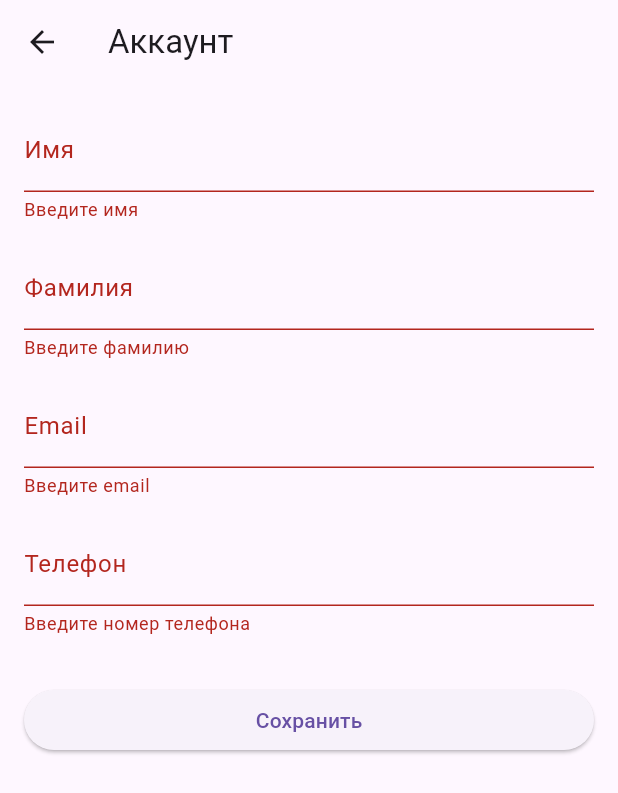
After one commit to dlc-01/dlc_study_Flutter, a Flutter app: the AccountPage screen opened directly, after a tap on "Сохранить", on a phone screen of 412 x 824 dp. The commit adds this screen. Shown: the top 793 px of the screen. Run offline on Flutter 3.47's test engine with Material 3 defaults, Android fonts, the phone set to English and light mode, and no system bars; our stand-ins replace email_validator, string_validator; network calls fail.

Commit message:
feat: add account

```diff
--- a/lib/models/crypto.dart
+++ b/lib/models/crypto.dart
@@ -7,7 +7,7 @@ class Crypto {
   final double marketCap;
   final double priceChange24h;
   bool isFavorite;
-  bool isInCart; // Новое поле
+  bool isInCart;
 
   Crypto({
     required this.id,
@@ -18,7 +18,7 @@ class Crypto {
     required this.marketCap,
     required this.priceChange24h,
     this.isFavorite = false,
-    this.isInCart = false, // Изначально не в корзине
+    this.isInCart = false,
   });
 
   factory Crypto.fromJson(Map<String, dynamic> json, String imageUrl) {
--- /dev/null
+++ b/lib/screens/account_page.dart
@@ -0,0 +1,92 @@
+import 'package:flutter/material.dart';
+import 'package:email_validator/email_validator.dart';
+import 'package:string_validator/string_validator.dart';
+
+class AccountPage extends StatefulWidget {
+  @override
+  State<AccountPage> createState() => _AccountPageState();
+}
+
+class _AccountPageState extends State<AccountPage> {
+  final _formKey = GlobalKey<FormState>();
+  final TextEditingController _firstNameController = TextEditingController();
+  final TextEditingController _lastNameController = TextEditingController();
+  final TextEditingController _emailController = TextEditingController();
+  final TextEditingController _phoneController = TextEditingController();
+
+  void _submitForm() {
+    if (_formKey.currentState!.validate()) {
+      ScaffoldMessenger.of(context).showSnackBar(
+        const SnackBar(content: Text('Данные успешно сохранены')),
+      );
+    }
+  }
+
+  String? _validateEmail(String? value) {
+    if (value == null || value.isEmpty) {
+      return 'Введите email';
+    } else if (!EmailValidator.validate(value)) {
+      return 'Введите корректный email';
+    }
+    return null;
+  }
+
+  String? _validatePhone(String? value) {
+    if (value == null || value.isEmpty) {
+      return 'Введите номер телефона';
+    } else if (!isNumeric(value.replaceAll(RegExp(r'\D'), '')) || value.length < 10) {
+      return 'Введите корректный номер телефона';
+    }
+    return null;
+  }
+
+  @override
+  Widget build(BuildContext context) {
+    return Scaffold(
+      appBar: AppBar(
+        title: const Text('Аккаунт'),
+      ),
+      body: Padding(
+        padding: const EdgeInsets.all(16.0),
+        child: Form(
+          key: _formKey,
+          child: ListView(
+            children: [
+              TextFormField(
+                controller: _firstNameController,
+                decoration: const InputDecoration(labelText: 'Имя'),
+                validator: (value) =>
+                value == null || value.isEmpty ? 'Введите имя' : null,
+              ),
+              const SizedBox(height: 16),
+              TextFormField(
+                controller: _lastNameController,
+                decoration: const InputDecoration(labelText: 'Фамилия'),
+                validator: (value) =>
+                value == null || value.isEmpty ? 'Введите фамилию' : null,
+              ),
+              const SizedBox(height: 16),
+              TextFormField(
+                controller: _emailController,
+                decoration: const InputDecoration(labelText: 'Email'),
+                validator: _validateEmail,
+              ),
+              const SizedBox(height: 16),
+              TextFormField(
+                controller: _phoneController,
+                decoration: const InputDecoration(labelText: 'Телефон'),
+                keyboardType: TextInputType.phone,
+                validator: _validatePhone,
+              ),
+              const SizedBox(height: 32),
+              ElevatedButton(
+                onPressed: _submitForm,
+                child: const Text('Сохранить'),
+              ),
+            ],
+          ),
+        ),
+      ),
+    );
+  }
+}
--- a/lib/screens/home_page.dart
+++ b/lib/screens/home_page.dart
@@ -1,4 +1,5 @@
 import 'package:flutter/material.dart';
+import 'account_page.dart';
 import 'crypto_list_page.dart';
 import 'favorites_page.dart';
 import 'cart_page.dart';
@@ -154,6 +155,7 @@ class _HomePageState extends State<HomePage> {
         onRemoveFromCart: _removeFromCart,
         totalPrice: _calculateTotalPrice(),
       ),
+      AccountPage(),
     ];
 
     return Scaffold(
@@ -182,6 +184,7 @@ class _HomePageState extends State<HomePage> {
           BottomNavigationBarItem(icon: Icon(Icons.list), label: 'Криптовалюты'),
           BottomNavigationBarItem(icon: Icon(Icons.favorite), label: 'Избранное'),
           BottomNavigationBarItem(icon: Icon(Icons.shopping_cart), label: 'Корзина'),
+          BottomNavigationBarItem(icon: Icon(Icons.person), label: 'Аккаунт'),
         ],
         currentIndex: _selectedIndex,
         onTap: (index) {
@@ -189,6 +192,8 @@ class _HomePageState extends State<HomePage> {
             _selectedIndex = index;
           });
         },
+        selectedItemColor: Colors.black,
+        unselectedItemColor: Colors.black54,
       ),
     );
   }
--- a/pubspec.yaml
+++ b/pubspec.yaml
@@ -29,6 +29,8 @@ environment:
 # versions available, run `flutter pub outdated`.
 dependencies:
   http: ^1.2.2
+  email_validator: ^2.0.1
+  string_validator: ^1.1.0
   flutter:
     sdk: flutter
 
```
